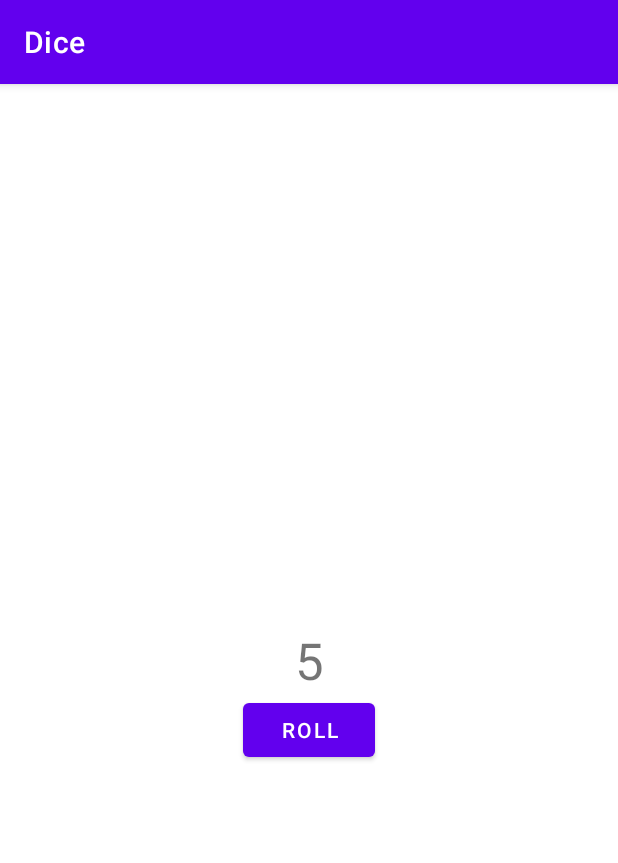
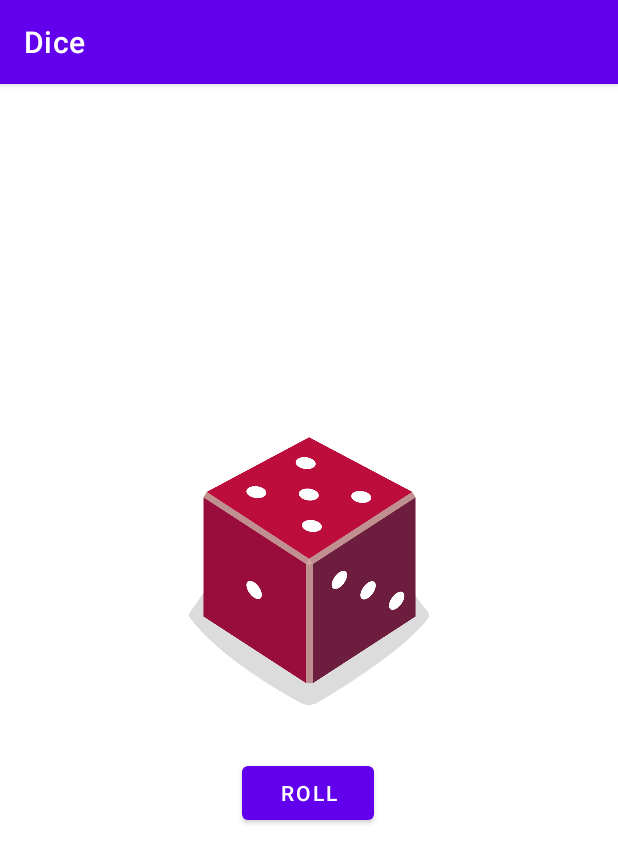
Before and after one commit to chinmayj02/Dice, an Android app: the screen it shows after launch (MainActivity), after a tap on "ROLL", on a phone screen of 412 x 824 dp. Shown: the top 863 px of the screen. Run offline under Robolectric (Android 15) with nearby library versions, the phone set to English and light mode, and no system bars.

Commit message:
added dice images

```diff
--- a/app/src/main/java/com/joshichinmay/dice/MainActivity.kt
+++ b/app/src/main/java/com/joshichinmay/dice/MainActivity.kt
@@ -2,7 +2,7 @@ package com.joshichinmay.dice
 
 import android.os.Bundle
 import android.widget.Button
-import android.widget.TextView
+import android.widget.ImageView
 import android.widget.Toast
 import androidx.appcompat.app.AppCompatActivity
 
@@ -19,6 +19,8 @@ class MainActivity : AppCompatActivity() {
             Toast.makeText(this, "Dice Rolled!", Toast.LENGTH_SHORT).show()
             rollDice()
         }
+        // Do a dice roll when the app starts
+        rollDice()
     }
 
     /**
@@ -28,9 +30,21 @@ class MainActivity : AppCompatActivity() {
         // Create new Dice object with 6 sides and roll it
         val dice = Dice()
         val diceRoll = dice.roll()
-        // Update the screen with the dice roll
-        val resultTextView: TextView = findViewById(R.id.textView)
-        resultTextView.text = diceRoll.toString()
+        // Find the ImageView in the layout
+        val diceImage: ImageView = findViewById(R.id.imageView)
+        // Determine which drawable resource ID to use based on the dice roll
+        val drawableResource = when (diceRoll) {
+            1 -> R.drawable.dice_1
+            2 -> R.drawable.dice_2
+            3 -> R.drawable.dice_3
+            4 -> R.drawable.dice_4
+            5 -> R.drawable.dice_5
+            else -> R.drawable.dice_6
+        }
+        // Update the ImageView with the correct drawable resource ID
+        diceImage.setImageResource(drawableResource)
+        // Update the content description
+        diceImage.contentDescription = diceRoll.toString()
     }
 }
 
--- a/app/src/main/res/layout/activity_main.xml
+++ b/app/src/main/res/layout/activity_main.xml
@@ -6,24 +6,27 @@
     android:layout_height="match_parent"
     tools:context=".MainActivity">
 
-    <TextView
-        android:id="@+id/textView"
-        android:layout_width="wrap_content"
-        android:layout_height="wrap_content"
-        android:textSize="34sp"
+    <ImageView
+        android:id="@+id/imageView"
+        android:layout_width="160dp"
+        android:layout_height="200dp"
+        android:layout_marginBottom="8dp"
         app:layout_constraintBottom_toBottomOf="parent"
-        app:layout_constraintLeft_toLeftOf="parent"
-        app:layout_constraintRight_toRightOf="parent"
+        app:layout_constraintEnd_toEndOf="parent"
+        app:layout_constraintStart_toStartOf="parent"
         app:layout_constraintTop_toTopOf="parent"
-        tools:text="1" />
+        app:layout_constraintVertical_bias="0.401"
+        tools:srcCompat="@drawable/dice_1" />
 
     <Button
         android:id="@+id/button"
         android:layout_width="wrap_content"
         android:layout_height="wrap_content"
+        android:layout_marginTop="24dp"
         android:text="@string/roll"
         app:layout_constraintEnd_toEndOf="parent"
+        app:layout_constraintHorizontal_bias="0.498"
         app:layout_constraintStart_toStartOf="parent"
-        app:layout_constraintTop_toBottomOf="@+id/textView" />
+        app:layout_constraintTop_toBottomOf="@+id/imageView" />
 
 </androidx.constraintlayout.widget.ConstraintLayout>
```
Also changed, not shown: app/src/main/res/drawable/dice_1.png (added), app/src/main/res/drawable/dice_2.png (added), app/src/main/res/drawable/dice_3.png (added), app/src/main/res/drawable/dice_4.png (added), app/src/main/res/drawable/dice_5.png (added), app/src/main/res/drawable/dice_6.png (added).
